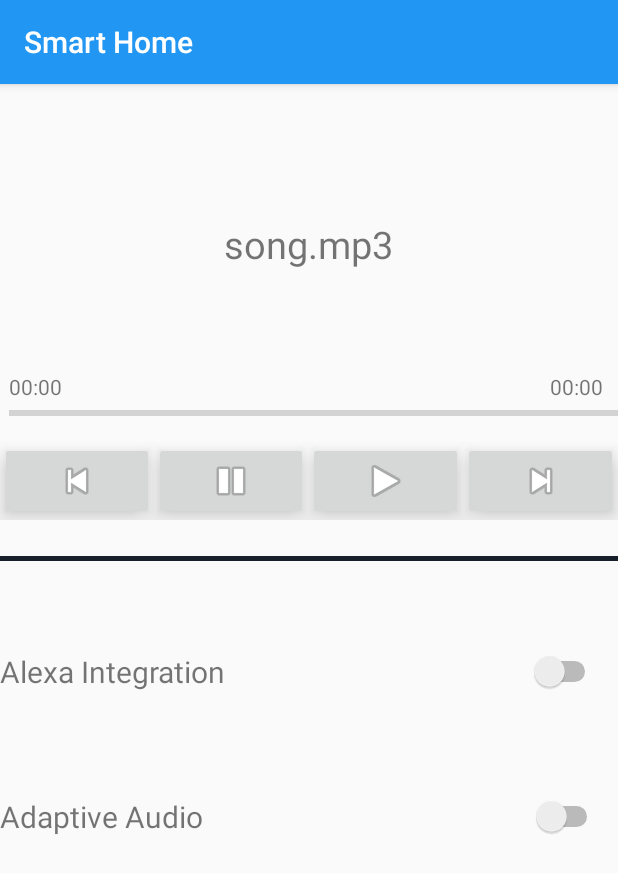
After one commit to RUSEGroup12/SmartSchedule, an Android app: the AudioActivity screen opened directly, with no data from a screen before it, on a phone screen of 412 x 824 dp. The commit adds this screen. Shown: the top 873 px of the screen. Run offline under Robolectric (Android 15) with nearby library versions, the phone set to English and light mode, and no system bars.

Commit message:
Add Audio Activity

```diff
--- a/app/src/main/AndroidManifest.xml
+++ b/app/src/main/AndroidManifest.xml
@@ -46,6 +46,7 @@
         </activity>
         <activity android:name=".GoogleMapActivity" />
         <activity android:name=".EnergyActivity" />
+        <activity android:name=".AudioActivity"></activity>
     </application>
 
 </manifest>
--- /dev/null
+++ b/app/src/main/java/com/huyphan/SmartHome/AudioActivity.java
@@ -0,0 +1,162 @@
+package com.huyphan.SmartHome;
+
+import android.media.MediaPlayer;
+import android.os.Handler;
+import android.support.v7.app.AppCompatActivity;
+import android.os.Bundle;
+import android.view.View;
+import android.widget.ImageButton;
+import android.widget.ProgressBar;
+import android.widget.TextView;
+import android.widget.Toast;
+import java.util.concurrent.TimeUnit;
+
+
+public class AudioActivity extends AppCompatActivity {
+
+
+    private ImageButton playButton,pauseButton,backButton,nextButton;
+    private MediaPlayer mediaPlayer;
+    private ProgressBar progressBar;
+    private Handler myHandler = new Handler();;
+    private int forwardTime = 5000;
+    private int backwardTime = 5000;
+    private TextView songTitle,start,total;
+
+    private double startTime = 0;
+    private double finalTime = 0;
+
+    public static int oneTimeOnly = 0;
+
+    @Override
+    protected void onCreate(Bundle savedInstanceState) {
+
+
+        super.onCreate(savedInstanceState);
+        setContentView(R.layout.activity_audio);
+
+        songTitle = (TextView) findViewById(R.id.textView);
+        songTitle.setText("song.mp3");
+
+        start = (TextView) findViewById(R.id.startTime);
+        total = (TextView) findViewById(R.id.totalTime);
+
+        playButton = (ImageButton) findViewById(R.id.playButton);
+        pauseButton = (ImageButton) findViewById(R.id.pauseButton);
+        nextButton = (ImageButton) findViewById(R.id.forwardButton);
+        backButton = (ImageButton) findViewById(R.id.backButton);
+
+        mediaPlayer = MediaPlayer.create(this, R.raw.song);
+        progressBar = (ProgressBar) findViewById(R.id.progress);
+
+
+        playButton.setOnClickListener(new View.OnClickListener() {
+            public void onClick(View v) {
+
+                Toast.makeText(getApplicationContext(), "Playing...", Toast.LENGTH_SHORT).show();
+                mediaPlayer.start();
+
+                finalTime = mediaPlayer.getDuration();
+                startTime = mediaPlayer.getCurrentPosition();
+
+                if (oneTimeOnly == 0) {
+                    progressBar.setMax((int) finalTime);
+                    oneTimeOnly = 1;
+                }
+
+                total.setText(String.format("%d min, %d sec",
+                        TimeUnit.MILLISECONDS.toMinutes((long) finalTime),
+                        TimeUnit.MILLISECONDS.toSeconds((long) finalTime) -
+                                TimeUnit.MINUTES.toSeconds(TimeUnit.MILLISECONDS.toMinutes((long)
+                                        finalTime)))
+                );
+
+                start.setText(String.format("%d min, %d sec",
+                        TimeUnit.MILLISECONDS.toMinutes((long) startTime),
+                        TimeUnit.MILLISECONDS.toSeconds((long) startTime) -
+                                TimeUnit.MINUTES.toSeconds(TimeUnit.MILLISECONDS.toMinutes((long)
+                                        startTime)))
+                );
+
+                progressBar.setProgress((int) startTime);
+                myHandler.postDelayed(UpdateSongTime, 100);
+                pauseButton.setEnabled(true);
+                playButton.setEnabled(false);
+            }
+        });
+
+
+        pauseButton.setOnClickListener(new View.OnClickListener() {
+            public void onClick(View v) {
+
+                Toast.makeText(getApplicationContext(), "Pausing sound",Toast.LENGTH_SHORT).show();
+                mediaPlayer.pause();
+                pauseButton.setEnabled(false);
+                playButton.setEnabled(true);
+
+            }
+        });
+
+
+        nextButton.setOnClickListener(new View.OnClickListener() {
+            public void onClick(View v) {
+
+                int temp = (int)startTime;
+
+                if((temp+forwardTime)<=finalTime){
+                    startTime = startTime + forwardTime;
+                    mediaPlayer.seekTo((int) startTime);
+                    Toast.makeText(getApplicationContext(),"You have Jumped forward 5 seconds",Toast.LENGTH_SHORT).show();
+                }else{
+                    Toast.makeText(getApplicationContext(),"Cannot jump forward 5 seconds",Toast.LENGTH_SHORT).show();
+                }
+
+            }
+        });
+
+
+        backButton.setOnClickListener(new View.OnClickListener() {
+            public void onClick(View v) {
+
+                int temp = (int)startTime;
+
+                if((temp-backwardTime)>0){
+                    startTime = startTime - backwardTime;
+                    mediaPlayer.seekTo((int) startTime);
+                    Toast.makeText(getApplicationContext(),"You have Jumped backward 5 seconds",Toast.LENGTH_SHORT).show();
+                }else{
+                    Toast.makeText(getApplicationContext(),"Cannot jump backward 5 seconds",Toast.LENGTH_SHORT).show();
+                }
+
+
+            }
+        });
+    }
+
+
+
+    private Runnable UpdateSongTime = new Runnable() {
+        public void run() {
+            startTime = mediaPlayer.getCurrentPosition();
+            start.setText(String.format("%d min, %d sec",
+                    TimeUnit.MILLISECONDS.toMinutes((long) startTime),
+                    TimeUnit.MILLISECONDS.toSeconds((long) startTime) -
+                            TimeUnit.MINUTES.toSeconds(TimeUnit.MILLISECONDS.
+                                    toMinutes((long) startTime)))
+            );
+            progressBar.setProgress((int)startTime);
+            myHandler.postDelayed(this, 100);
+        }
+    };
+
+
+
+
+
+
+
+
+
+
+
+}
--- a/app/src/main/java/com/huyphan/SmartHome/AudioFragment.java
+++ b/app/src/main/java/com/huyphan/SmartHome/AudioFragment.java
@@ -1,10 +1,12 @@
 package com.huyphan.SmartHome;
 
+import android.content.Intent;
 import android.os.Bundle;
 import android.support.v4.app.Fragment;
 import android.view.LayoutInflater;
 import android.view.View;
 import android.view.ViewGroup;
+import android.widget.Button;
 
 /**
  * Created by Huy on Apr 22, 2017.
@@ -20,6 +22,17 @@ public class AudioFragment extends Fragment {
     public View onCreateView(LayoutInflater inflater, ViewGroup container,
                              Bundle savedInstanceState) {
         View rootView = inflater.inflate(R.layout.audio_fragment, container, false);
+
+        Button newPage = (Button)rootView.findViewById(R.id.audio);
+        newPage.setOnClickListener(new View.OnClickListener() {
+
+            @Override
+            public void onClick(View v) {
+                Intent intent = new Intent(getActivity(), AudioActivity.class);
+                startActivity(intent);
+            }
+        });
+
         return rootView;
     }
 
--- /dev/null
+++ b/app/src/main/res/layout/activity_audio.xml
@@ -0,0 +1,171 @@
+<?xml version="1.0" encoding="utf-8"?>
+<RelativeLayout xmlns:android="http://schemas.android.com/apk/res/android"
+    xmlns:app="http://schemas.android.com/apk/res-auto"
+    android:layout_width="match_parent"
+    android:layout_height="match_parent"
+    android:visibility="visible">
+
+    <TextView
+        android:id="@+id/textView"
+        android:layout_width="wrap_content"
+        android:layout_height="wrap_content"
+        android:text="textView"
+        android:visibility="visible"
+        android:layout_centerHorizontal="true"
+        android:textSize="25dp"
+        android:layout_marginTop="89dp" />
+
+    <LinearLayout
+        android:layout_width="match_parent"
+        android:layout_height="wrap_content"
+        android:orientation="horizontal"
+        android:id="@+id/linearLayout2"
+        android:layout_below="@+id/startTime"
+        android:layout_alignParentLeft="true"
+        android:layout_alignParentStart="true"
+        android:layout_marginTop="11dp">
+
+        <ImageButton
+            android:id="@+id/backButton"
+            android:layout_width="0dp"
+            android:layout_height="wrap_content"
+            android:layout_weight="1"
+            android:elevation="10dp"
+            app:srcCompat="@android:drawable/ic_media_previous" />
+
+        <ImageButton
+            android:id="@+id/pauseButton"
+            android:layout_width="0dp"
+            android:layout_height="wrap_content"
+            android:layout_weight="1"
+            android:elevation="10dp"
+            app:srcCompat="@android:drawable/ic_media_pause" />
+
+        <ImageButton
+            android:id="@+id/playButton"
+            android:layout_width="0dp"
+            android:layout_height="wrap_content"
+            android:layout_weight="1"
+            android:elevation="10dp"
+            app:srcCompat="@android:drawable/ic_media_play" />
+
+        <ImageButton
+            android:id="@+id/forwardButton"
+            android:layout_width="0dp"
+            android:layout_height="wrap_content"
+            android:layout_weight="1"
+            android:elevation="10dp"
+            app:srcCompat="@android:drawable/ic_media_next" />
+
+    </LinearLayout>
+
+    <ProgressBar
+        android:id="@+id/progress"
+        style="?android:attr/progressBarStyleHorizontal"
+        android:layout_width="wrap_content"
+        android:layout_height="wrap_content"
+        android:max="100"
+        android:progress="0"
+        android:progressTint="@color/colorAccent"
+        android:layout_below="@+id/textView"
+        android:layout_alignParentLeft="true"
+        android:layout_alignParentStart="true"
+        android:layout_marginLeft="6dp"
+        android:layout_marginStart="6dp"
+        android:layout_marginTop="87dp"
+        android:layout_alignParentRight="true"
+        android:layout_alignParentEnd="true" />
+
+    <TextView
+        android:id="@+id/startTime"
+        android:layout_width="wrap_content"
+        android:layout_height="wrap_content"
+        android:layout_marginBottom="16dp"
+        android:text="00:00"
+        android:layout_alignBottom="@+id/progress"
+        android:layout_alignLeft="@+id/progress"
+        android:layout_alignStart="@+id/progress" />
+
+    <TextView
+        android:id="@+id/totalTime"
+        android:layout_width="wrap_content"
+        android:layout_height="wrap_content"
+        android:text="00:00"
+        android:layout_alignBaseline="@+id/startTime"
+        android:layout_alignBottom="@+id/startTime"
+        android:layout_alignParentRight="true"
+        android:layout_alignParentEnd="true"
+        android:layout_marginRight="10dp"
+        android:layout_marginEnd="10dp" />
+
+    <TextView
+        android:id="@+id/bar"
+        android:layout_width="match_parent"
+        android:layout_height="3dp"
+        android:background="#17202A"
+        android:text=" "
+        android:layout_below="@+id/linearLayout2"
+        android:layout_alignParentLeft="true"
+        android:layout_alignParentStart="true"
+        android:layout_marginTop="24dp" />
+
+    <RelativeLayout
+        android:layout_width="match_parent"
+        android:layout_height="wrap_content"
+        android:layout_marginTop="14dp"
+        android:id="@+id/relativeLayout"
+        android:layout_below="@+id/bar"
+        android:layout_alignParentLeft="true"
+        android:layout_alignParentStart="true">
+
+        <TextView
+            android:id="@+id/Alexa"
+            android:layout_width="wrap_content"
+            android:layout_height="wrap_content"
+            android:layout_alignParentLeft="true"
+            android:layout_alignParentStart="true"
+            android:layout_marginTop="46dp"
+            android:text="Alexa Integration"
+            android:textSize="20sp" />
+
+        <Switch
+            android:id="@+id/switch1"
+            android:layout_width="wrap_content"
+            android:layout_height="wrap_content"
+            android:layout_alignBottom="@+id/Alexa"
+            android:layout_alignParentEnd="true"
+            android:layout_alignParentRight="true"
+            android:layout_marginEnd="11dp"
+            android:layout_marginRight="11dp"
+            android:layout_alignTop="@+id/Alexa" />
+    </RelativeLayout>
+
+    <RelativeLayout
+        android:layout_width="match_parent"
+        android:layout_height="wrap_content"
+        android:layout_alignParentLeft="true"
+        android:layout_alignParentStart="true"
+        android:layout_below="@+id/relativeLayout"
+        android:layout_marginTop="46dp"
+        android:id="@+id/relativeLayout2">
+
+        <TextView
+            android:id="@+id/Adaptive_Audio"
+            android:layout_width="wrap_content"
+            android:layout_height="wrap_content"
+            android:layout_alignParentLeft="true"
+            android:layout_alignParentStart="true"
+            android:layout_marginTop="23dp"
+            android:text="Adaptive Audio"
+            android:textSize="20sp" />
+    </RelativeLayout>
+
+    <Switch
+        android:id="@+id/switch2"
+        android:layout_width="wrap_content"
+        android:layout_height="wrap_content"
+        android:layout_alignBottom="@+id/relativeLayout2"
+        android:layout_alignEnd="@+id/totalTime"
+        android:layout_alignRight="@+id/totalTime" />
+
+</RelativeLayout>
--- a/app/src/main/res/layout/audio_fragment.xml
+++ b/app/src/main/res/layout/audio_fragment.xml
@@ -6,15 +6,22 @@
     android:orientation="vertical"
     tools:context="com.huyphan.SmartHome.MainActivity">
 
-    <TextView
-        android:id="@+id/section_label"
-        android:layout_width="wrap_content"
+    <ImageView
+        android:layout_width="100dp"
+        android:layout_height="100dp"
+        android:paddingBottom="10dp"
+        android:src="@drawable/audio"
+        android:backgroundTint="@color/colorPrimary"/>
+    <Button
+        android:id="@+id/audio"
+        android:layout_width="match_parent"
         android:layout_height="wrap_content"
-        android:gravity="center"
-        android:text="Audio Fragment"
-        android:textAllCaps="true"
-        android:textAppearance="?android:textAppearanceLarge"
-        android:textColor="@color/colorPrimaryDark"
-        android:textStyle="bold" />
+        android:layout_marginBottom="30dp"
+        android:text="Connect to Audio System"
+        android:layout_marginLeft="50dp"
+        android:layout_marginRight="50dp"
+        android:background="@color/colorPrimary"
+        android:textColor="#FFFFFF" />
+
 
 </LinearLayout>
```
Also changed, not shown: app/src/main/res/drawable/audio.png (added), 1 other file.
